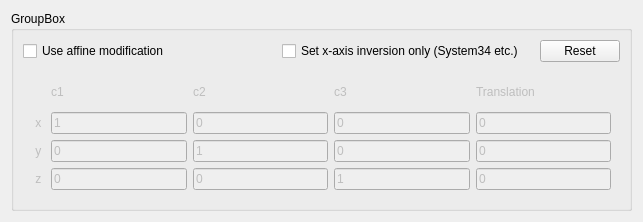
MartinHvidberg/kmstrans_fra_SDFE_SEQ200131, file UI/Affine_params.ui: the form before one commit.
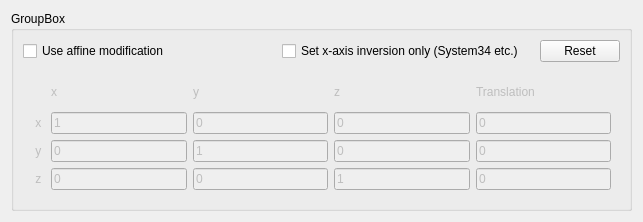
The form after the commit.

The edit to the form file:
```diff
--- a/UI/Affine_params.ui
+++ b/UI/Affine_params.ui
@@ -137,7 +137,7 @@
          <item row="0" column="3">
           <widget class="QLabel" name="label_3">
            <property name="text">
-            <string>c3</string>
+            <string>z</string>
            </property>
           </widget>
          </item>
@@ -151,7 +151,7 @@
          <item row="0" column="2">
           <widget class="QLabel" name="label_2">
            <property name="text">
-            <string>c2</string>
+            <string>y</string>
            </property>
           </widget>
          </item>
@@ -193,7 +193,7 @@
          <item row="0" column="1">
           <widget class="QLabel" name="label">
            <property name="text">
-            <string>c1</string>
+            <string>x</string>
            </property>
           </widget>
          </item>
```
